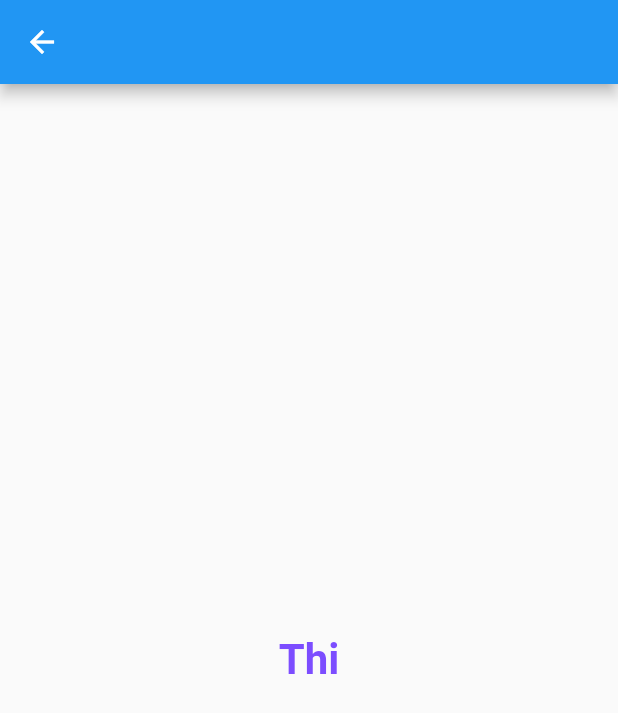
After one commit to AliAkberAakash/flutter_animation_experiment, a Flutter app: the screen it shows after launch, after a tap on "Animated Text", on a phone screen of 412 x 824 dp. The commit adds this screen. Shown: the top 713 px of the screen. Run offline on Flutter 3.47's test engine with Material 2 defaults, Android fonts, the phone set to English and light mode, and no system bars; missing offline and left inert: flutter_circular_text.

Commit message:
add: animated text

```diff
--- /dev/null
+++ b/lib/animated_text/animated_text_example.dart
@@ -0,0 +1,89 @@
+import 'package:flutter/material.dart';
+
+class AnimatedTextExample extends StatefulWidget {
+  const AnimatedTextExample({Key? key}) : super(key: key);
+
+  @override
+  State<AnimatedTextExample> createState() => _AnimatedTextExampleState();
+}
+
+class _AnimatedTextExampleState extends State<AnimatedTextExample>
+  with SingleTickerProviderStateMixin{
+
+  final _text = "This is an animated text";
+  late final Duration _duration;
+  late final AnimationController _controller;
+  late final Animation _textAnimation;
+
+  int i = 1;
+  var animatedText = "";
+  final constVal  = 1000;
+
+  void _initializeAnimation(){
+
+    _duration = Duration(milliseconds: 80 * _text.length);
+
+    _controller = AnimationController(
+      vsync: this,
+      duration: _duration,
+    );
+
+    _textAnimation = Tween<double>(begin: 0, end: (constVal * _text.length).toDouble()).animate(_controller);
+
+    final dividerConst = (1/_text.length.toDouble());
+
+    _controller.addListener(() {
+
+      setState(() {
+        if(i-1<_text.length &&
+            _getRoundedInt(_textAnimation.value.toInt()) == i*constVal){
+          animatedText += _text[i-1];
+          i++;
+        }
+        print("actual value ${_textAnimation.value.toInt()}");
+        print("comparing: ${(i*constVal)}");
+        print("animation value: ${_getRoundedInt(_textAnimation.value.toInt())}");
+      });
+    });
+
+    _controller.forward();
+  }
+
+  @override
+  void dispose() {
+    _controller.dispose();
+    super.dispose();
+  }
+
+  int _getRoundedInt(int num){
+    return constVal*(num/constVal).toInt();
+  }
+
+  @override
+  void initState() {
+    super.initState();
+    _initializeAnimation();
+  }
+
+  @override
+  Widget build(BuildContext context) {
+    return Scaffold(
+      appBar: AppBar(),
+      body: Center(
+        child: Column(
+          mainAxisAlignment: MainAxisAlignment.center,
+          children: [
+            Text(
+              animatedText,
+              style: TextStyle(
+                color: Colors.deepPurpleAccent,
+                fontWeight: FontWeight.w600,
+                fontSize: 28,
+              ),
+            ),
+          ],
+        ),
+      ),
+    );
+  }
+}
--- a/lib/menu_screen.dart
+++ b/lib/menu_screen.dart
@@ -1,3 +1,4 @@
+import 'package:animation_experiment/animated_text/animated_text_example.dart';
 import 'package:animation_experiment/bouncing_widget/bouncing_widget_example.dart';
 import 'package:animation_experiment/circular_animated_text/circular_animated_text_example.dart';
 import 'package:animation_experiment/delayed_list/delayed_list_example.dart';
@@ -59,6 +60,13 @@ class MenuScreen extends StatelessWidget {
               screenWidget: BouncingWidgetExample(),
               title: "Bouncing Box",
               color: Colors.blueAccent,
+              textColor: Colors.white,
+            ),
+            VSpacer(),
+            NavigatorButton(
+              screenWidget: AnimatedTextExample(),
+              title: "Animated Text",
+              color: Colors.brown,
               textColor: Colors.white,
             ),
             VSpacer(),
```
